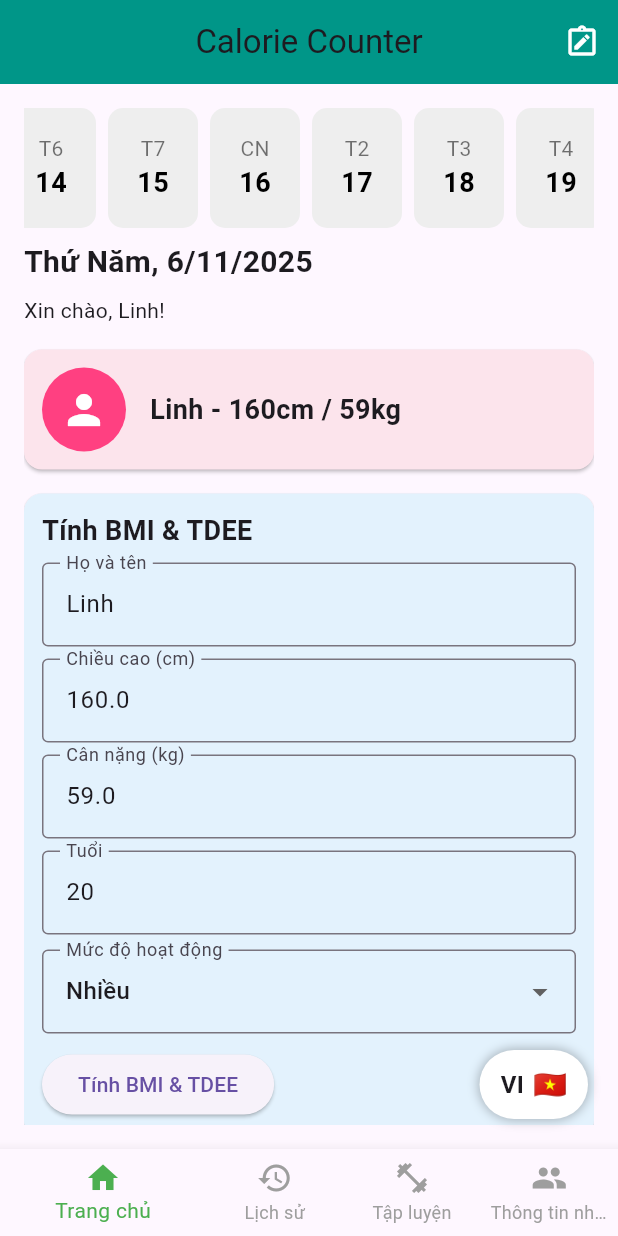
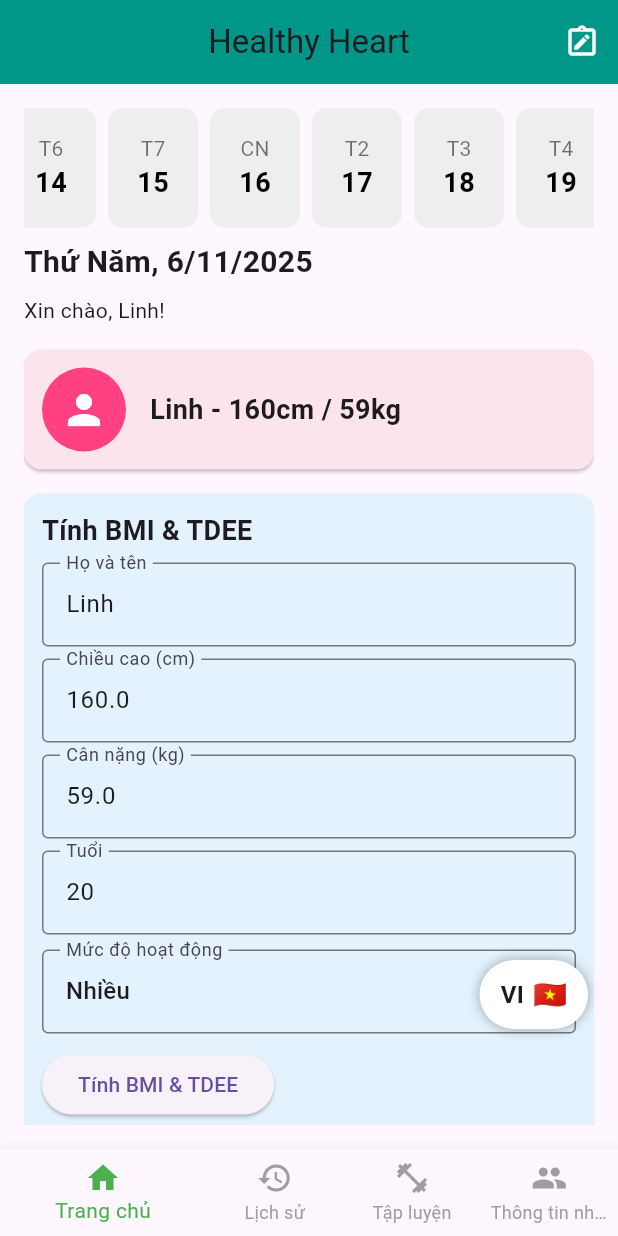
Before and after one commit to phuonglinh000/2025_LTTBDD_N04_Nhom_25, a Flutter app: the screen it shows after launch, on a phone screen of 412 x 824 dp. Run offline on Flutter 3.47's test engine with Material 3 defaults, Android fonts, the phone set to English and light mode, and no system bars; our stand-ins replace fl_chart, flutter_screenutil, percent_indicator.

Commit message:
sửa nút chuyển ngôn ngữ

```diff
--- a/calories/lib/main.dart
+++ b/calories/lib/main.dart
@@ -40,7 +40,7 @@ class CalorieApp extends StatelessWidget {
 
     return MaterialApp(
       debugShowCheckedModeBanner: false,
-      title: 'Calorie Counter',
+      title: 'Healthy Heart',
       theme: ThemeData(primarySwatch: Colors.green),
 
       locale: provider.locale,
--- a/calories/lib/man_hinh_chinh.dart
+++ b/calories/lib/man_hinh_chinh.dart
@@ -762,7 +762,7 @@ class _ManHinhChinhState
     return Scaffold(
       appBar: AppBar(
         title: const Text(
-          'Calorie Counter',
+          'Healthy Heart',
         ),
         centerTitle: true,
         backgroundColor: Colors.teal,
@@ -802,7 +802,7 @@ class _ManHinhChinhState
                 ),
 
           Positioned(
-            bottom: 20,
+            bottom: 80,
             right: 20,
             child: GestureDetector(
               onTap: () {
```
Lines whose indentation alone changed are shown as unchanged.
